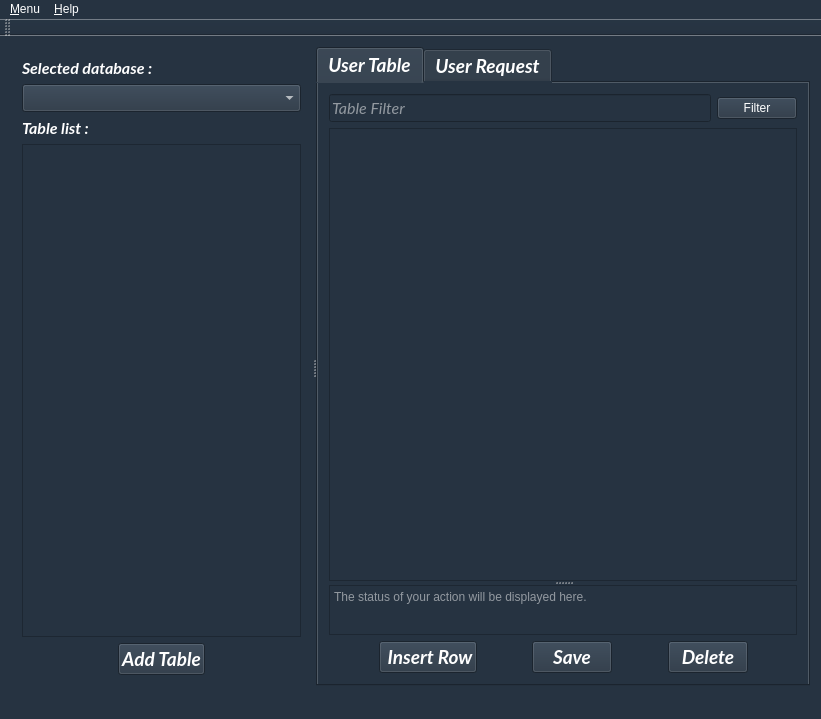
Before: the Qt Designer form mainwindow.ui in LouisVraie/dbManagerApp, drawn with Qt 5.
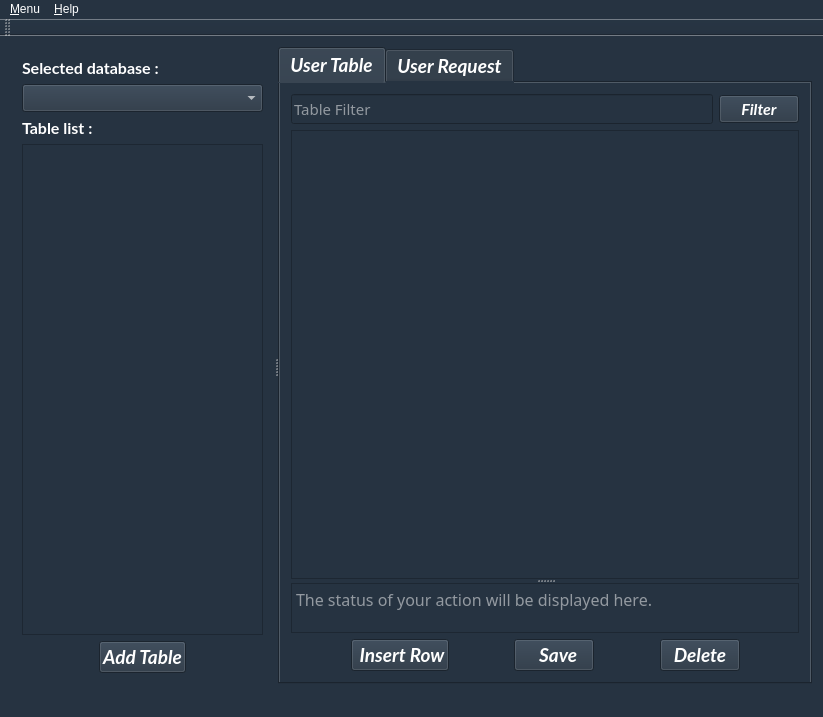
After: the same form once the commit is applied. Icons and pictures are not drawn.

Commit message: modif dialogconnexion.ui italic + mainwindow.ui police + ajout lago save

```diff
--- a/mainwindow.ui
+++ b/mainwindow.ui
@@ -6,8 +6,8 @@
    <rect>
     <x>0</x>
     <y>0</y>
-    <width>821</width>
-    <height>719</height>
+    <width>823</width>
+    <height>717</height>
    </rect>
   </property>
   <property name="windowTitle">
@@ -37,7 +37,7 @@
             <family>Lato</family>
             <pointsize>12</pointsize>
             <weight>75</weight>
-            <italic>true</italic>
+            <italic>false</italic>
             <bold>true</bold>
            </font>
           </property>
@@ -59,7 +59,7 @@
             <family>Lato</family>
             <pointsize>12</pointsize>
             <weight>75</weight>
-            <italic>true</italic>
+            <italic>false</italic>
             <bold>true</bold>
            </font>
           </property>
@@ -84,7 +84,7 @@
             <family>Lato</family>
             <pointsize>12</pointsize>
             <weight>75</weight>
-            <italic>true</italic>
+            <italic>false</italic>
             <bold>true</bold>
            </font>
           </property>
@@ -112,7 +112,7 @@
             <family>Lato</family>
             <pointsize>12</pointsize>
             <weight>75</weight>
-            <italic>true</italic>
+            <italic>false</italic>
             <bold>true</bold>
            </font>
           </property>
@@ -199,9 +199,11 @@
             <widget class="QLineEdit" name="lineEditFilter">
              <property name="font">
               <font>
-               <family>Lato</family>
-               <pointsize>12</pointsize>
-               <italic>true</italic>
+               <family>Source Code Pro</family>
+               <pointsize>11</pointsize>
+               <weight>50</weight>
+               <italic>false</italic>
+               <bold>false</bold>
               </font>
              </property>
              <property name="placeholderText">
@@ -211,6 +213,15 @@
            </item>
            <item>
             <widget class="QPushButton" name="pushButtonFilter">
+             <property name="font">
+              <font>
+               <family>Lato</family>
+               <pointsize>12</pointsize>
+               <weight>75</weight>
+               <italic>true</italic>
+               <bold>true</bold>
+              </font>
+             </property>
              <property name="text">
               <string>Filter</string>
              </property>
@@ -235,6 +246,18 @@
               <height>50</height>
              </size>
             </property>
+            <property name="font">
+             <font>
+              <family>Source Code Pro</family>
+              <pointsize>12</pointsize>
+              <weight>50</weight>
+              <italic>false</italic>
+              <bold>false</bold>
+             </font>
+            </property>
+            <property name="cursorWidth">
+             <number>1</number>
+            </property>
             <property name="placeholderText">
              <string>The status of your action will be displayed here.</string>
             </property>
@@ -307,7 +330,17 @@
               </font>
              </property>
              <property name="text">
-              <string>Save</string>
+              <string>  Save</string>
+             </property>
+             <property name="icon">
+              <iconset resource="images.qrc">
+               <normaloff>:/images/images/logo_save.png</normaloff>:/images/images/logo_save.png</iconset>
+             </property>
+             <property name="iconSize">
+              <size>
+               <width>20</width>
+               <height>20</height>
+              </size>
              </property>
             </widget>
            </item>
@@ -361,22 +394,16 @@
         <attribute name="title">
          <string>User Request</string>
         </attribute>
+        <layout class="QVBoxLayout" name="verticalLayout_5">
+         <item>
         <widget class="QSplitter" name="splitter_2">
-         <property name="geometry">
-          <rect>
-           <x>9</x>
-           <y>9</y>
-           <width>525</width>
-           <height>576</height>
-          </rect>
-         </property>
          <property name="orientation">
           <enum>Qt::Vertical</enum>
          </property>
          <widget class="QWidget" name="">
           <layout class="QVBoxLayout" name="verticalLayout_2">
            <item>
-            <widget class="QLabel" name="label_2">
+              <widget class="QLabel" name="labelPersonnalRequest">
              <property name="font">
               <font>
                <family>Lato</family>
@@ -462,7 +489,7 @@
          <widget class="QWidget" name="">
           <layout class="QVBoxLayout" name="verticalLayout_4">
            <item>
-            <widget class="QLabel" name="label">
+              <widget class="QLabel" name="labelRequestResult">
              <property name="font">
               <font>
                <family>Lato</family>
@@ -501,6 +528,9 @@
              <attribute name="horizontalHeaderHighlightSections">
               <bool>false</bool>
              </attribute>
+               <attribute name="verticalHeaderVisible">
+                <bool>false</bool>
+               </attribute>
             </widget>
            </item>
            <item>
@@ -539,6 +569,8 @@
           </layout>
          </widget>
         </widget>
+         </item>
+        </layout>
        </widget>
       </widget>
      </widget>
@@ -550,7 +582,7 @@
     <rect>
      <x>0</x>
      <y>0</y>
-     <width>821</width>
+     <width>823</width>
      <height>24</height>
     </rect>
    </property>
```
Lines whose indentation alone changed are shown as unchanged. The commit also changes 3 other files.
